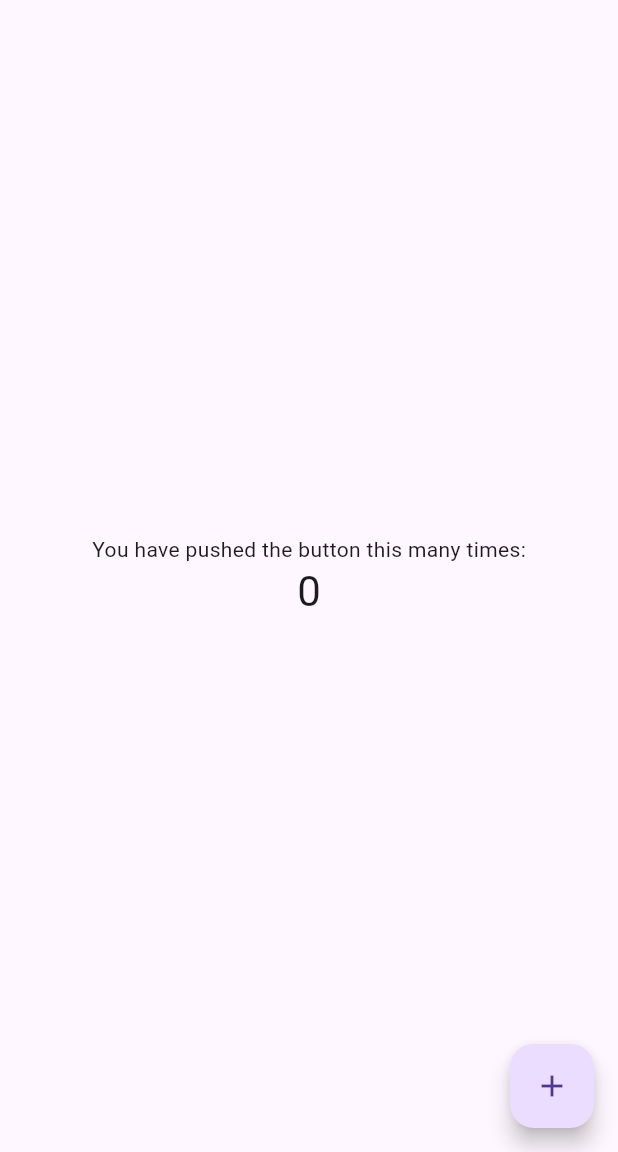
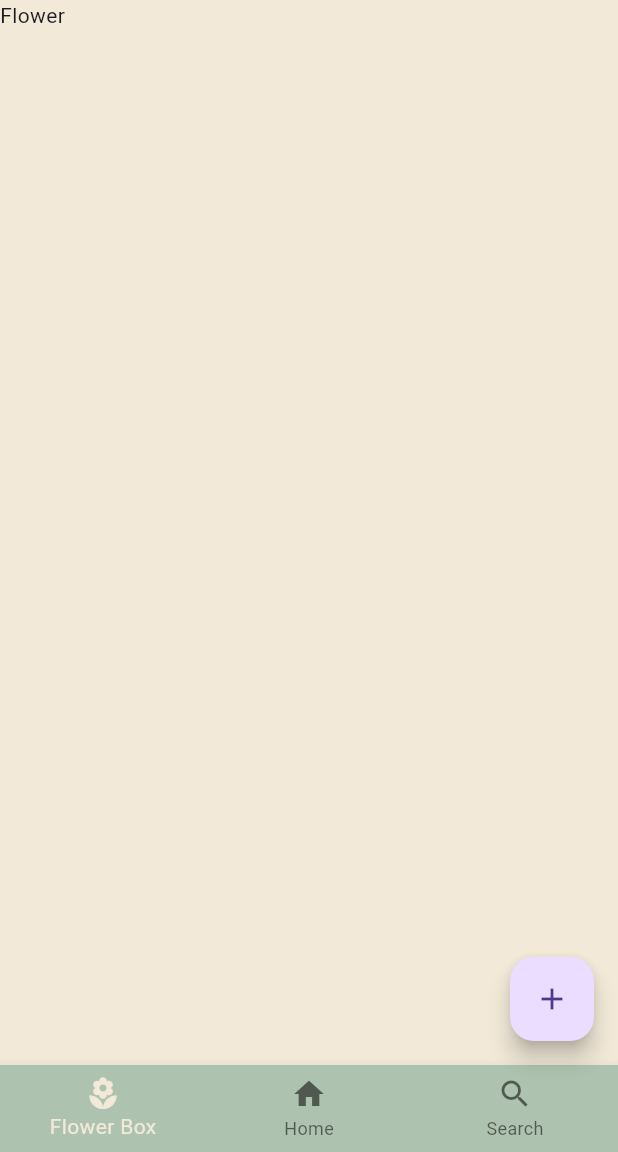
Before and after one commit to Brandon-T-Yates/terra_tutor, a Flutter app: the screen it shows after launch, on a phone screen of 412 x 824 dp, the part 84-1236 px from its top. Run offline on Flutter 3.47's test engine with Material 3 defaults, Android fonts, the phone set to English and light mode, and no system bars.

Commit message:
1. Added bottom navigation drawer 2. Added Flower Box, and Search 3. Styled it with figma application colors.

```diff
--- a/lib/main.dart
+++ b/lib/main.dart
@@ -32,7 +32,7 @@
         primaryColor: Color(0xFFADC2AF),
         useMaterial3: true,
       ),
-      home: const MyHomePage(title: 'Flutter Demo Home Page'),
+      home: const MyHomePage(title: 'Terra Tutor'),
     );
   }
 }
@@ -78,6 +78,24 @@
     // The Flutter framework has been optimized to make rerunning build methods
     // fast, so that you can just rebuild anything that needs updating rather
     // than having to individually change instances of widgets.
+    final List<Widget> _pages = [
+      const Text('Flower'), // Placeholder
+      Center(
+        child: Column(
+          mainAxisAlignment: MainAxisAlignment.center,
+          children: <Widget>[
+            const Text(
+              'You have pushed the button this many times:',
+            ),
+            Text(
+              '$_counter',
+              style: Theme.of(context).textTheme.headlineMedium,
+            ),
+          ],
+        ),
+      ),
+      const Text('Search'), // Placeholder widget for Search tab
+    ];
     return Scaffold(
       appBar: AppBar(
           // TRY THIS: Try changing the color here to a specific color (to
@@ -107,35 +125,36 @@
                   );
                 })
           ]),
-      body: Center(
-        // Center is a layout widget. It takes a single child and positions it
-        // in the middle of the parent.
-        child: Column(
-          // Column is also a layout widget. It takes a list of children and
-          // arranges them vertically. By default, it sizes itself to fit its
-          // children horizontally, and tries to be as tall as its parent.
-          //
-          // Column has various properties to control how it sizes itself and
-          // how it positions its children. Here we use mainAxisAlignment to
-          // center the children vertically; the main axis here is the vertical
-          // axis because Columns are vertical (the cross axis would be
-          // horizontal).
-          //
-          // TRY THIS: Invoke "debug painting" (choose the "Toggle Debug Paint"
-          // action in the IDE, or press "p" in the console), to see the
-          // wireframe for each widget.
-          mainAxisAlignment: MainAxisAlignment.center,
-          children: <Widget>[
-            const Text(
-              'You have pushed the button this many times:',
-            ),
-            Text(
-              '$_counter',
-              style: Theme.of(context).textTheme.headlineMedium,
-            ),
-          ],
-        ),
+      body: _pages.elementAt(
+          _selectedIndex), // New - Display the selected page based on the current index
+      bottomNavigationBar: BottomNavigationBar(
+        // New - BottomNavigationBar added
+        items: const <BottomNavigationBarItem>[
+          BottomNavigationBarItem(
+            icon: Icon(Icons.local_florist),
+            label: 'Flower Box',
+          ),
+          BottomNavigationBarItem(
+            icon: Icon(Icons.home),
+            label: 'Home',
+          ),
+          BottomNavigationBarItem(
+            icon: Icon(Icons.search),
+            label: 'Search',
+          ),
+        ],
+        currentIndex: _selectedIndex,
+        //Change as needed. Wasn't sure on color preferences for this.
+        selectedItemColor: Color.fromARGB(255, 242, 233, 216),
+        onTap: (index) {
+          // New - Update state on item tap
+          setState(() {
+            _selectedIndex = index;
+          });
+        },
+        backgroundColor: Color(0xFFADC2AF),
       ),
+      backgroundColor: Color.fromARGB(255, 242, 233, 216),
       floatingActionButton: FloatingActionButton(
         onPressed: _incrementCounter,
         tooltip: 'Increment',
```
